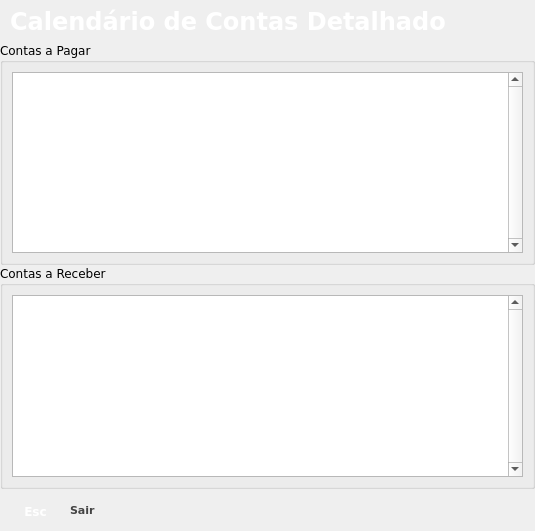
First picture: the form in Projects/Blink/Plugins/financier/accountcalendaraux.ui, repository MarcoBueno1/qrad, before the edit.
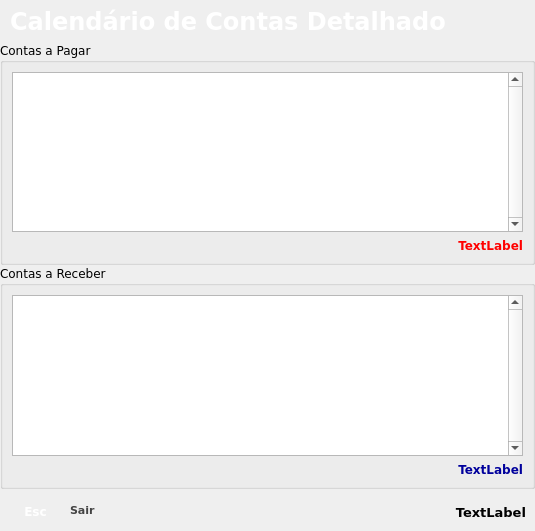
Second picture: the form after the edit. Icons and pictures are not drawn.

What changed in the file:
```diff
--- a/Projects/Blink/Plugins/financier/accountcalendaraux.ui
+++ b/Projects/Blink/Plugins/financier/accountcalendaraux.ui
@@ -344,6 +344,31 @@
         </attribute>
        </widget>
       </item>
+      <item row="1" column="0">
+       <widget class="QLabel" name="LblTotalToPay">
+        <property name="font">
+         <font>
+          <weight>75</weight>
+          <bold>true</bold>
+         </font>
+        </property>
+        <property name="styleSheet">
+         <string notr="true">color: rgb(255, 0, 0);</string>
+        </property>
+        <property name="text">
+         <string>TextLabel</string>
+        </property>
+        <property name="textFormat">
+         <enum>Qt::AutoText</enum>
+        </property>
+        <property name="alignment">
+         <set>Qt::AlignRight|Qt::AlignTrailing|Qt::AlignVCenter</set>
+        </property>
+        <property name="textInteractionFlags">
+         <set>Qt::LinksAccessibleByMouse|Qt::TextSelectableByMouse</set>
+        </property>
+       </widget>
+      </item>
      </layout>
     </widget>
    </item>
@@ -384,6 +409,29 @@
         </attribute>
        </widget>
       </item>
+      <item row="1" column="0">
+       <widget class="QLabel" name="LblTotalToReceive">
+        <property name="font">
+         <font>
+          <pointsize>9</pointsize>
+          <weight>75</weight>
+          <bold>true</bold>
+         </font>
+        </property>
+        <property name="styleSheet">
+         <string notr="true">color: rgb(0, 0, 156);</string>
+        </property>
+        <property name="text">
+         <string>TextLabel</string>
+        </property>
+        <property name="alignment">
+         <set>Qt::AlignRight|Qt::AlignTrailing|Qt::AlignVCenter</set>
+        </property>
+        <property name="textInteractionFlags">
+         <set>Qt::LinksAccessibleByMouse|Qt::TextSelectableByMouse</set>
+        </property>
+       </widget>
+      </item>
      </layout>
     </widget>
    </item>
@@ -502,6 +550,32 @@
        </widget>
       </widget>
      </widget>
+     <widget class="QLabel" name="LblResumoDia">
+      <property name="geometry">
+       <rect>
+        <x>285</x>
+        <y>14</y>
+        <width>241</width>
+        <height>20</height>
+       </rect>
+      </property>
+      <property name="font">
+       <font>
+        <pointsize>10</pointsize>
+        <weight>75</weight>
+        <bold>true</bold>
+       </font>
+      </property>
+      <property name="text">
+       <string>TextLabel</string>
+      </property>
+      <property name="alignment">
+       <set>Qt::AlignRight|Qt::AlignTrailing|Qt::AlignVCenter</set>
+      </property>
+      <property name="textInteractionFlags">
+       <set>Qt::LinksAccessibleByMouse|Qt::TextSelectableByMouse</set>
+      </property>
+     </widget>
     </widget>
    </item>
   </layout>
```
Left out of the diff: 11 changed lines with no effect on the pictures.
